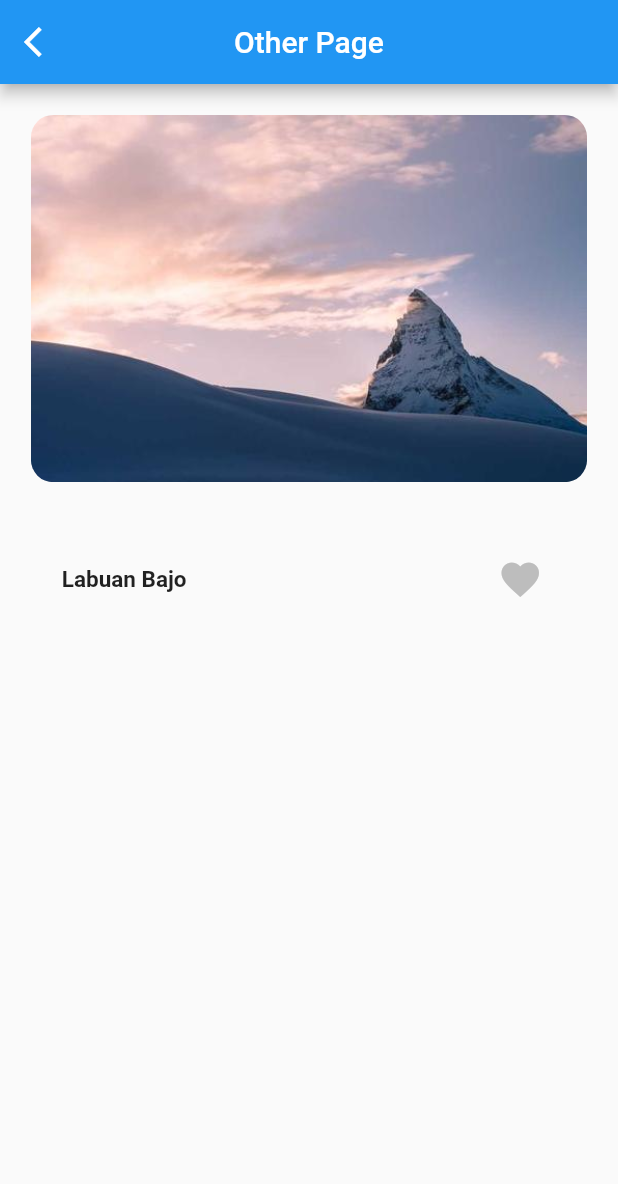
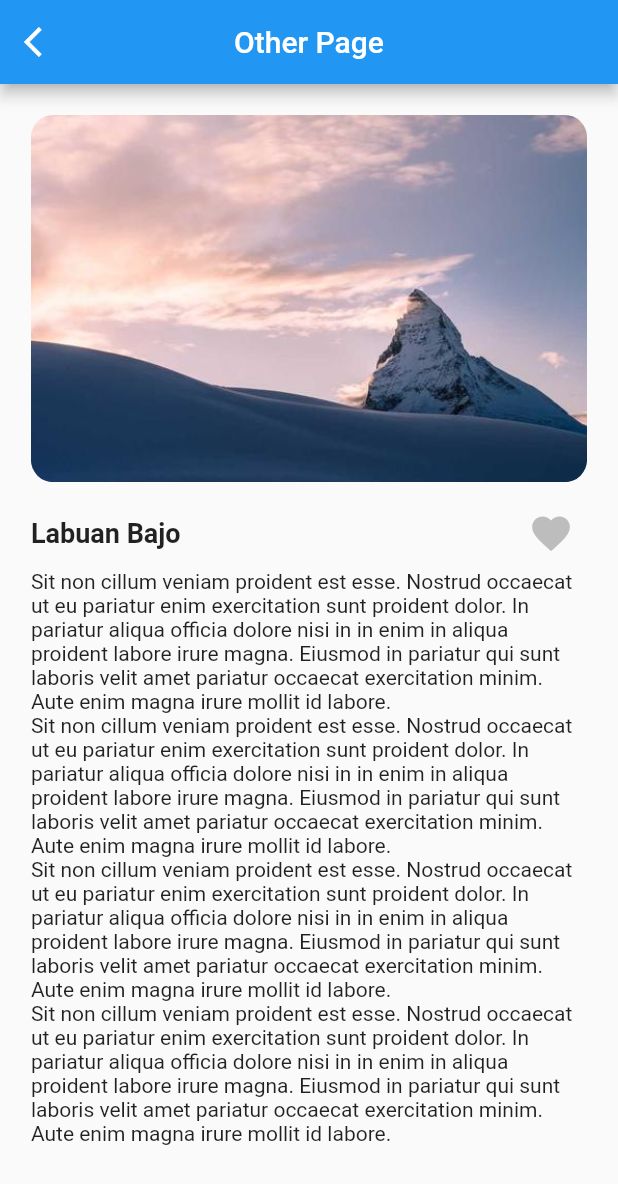
Before and after one commit to 0x1m4o/Flutter-Animation, a Flutter app: the screen it shows after launch, after a tap on "Other", on a phone screen of 412 x 824 dp. Shown: the top 1184 px of the screen. Run offline on Flutter 3.47's test engine with Material 2 defaults, Android fonts, the phone set to English and light mode, and no system bars; our stand-ins replace get.

```diff
--- /dev/null
+++ b/lib/app/data/models/dataModels.dart
@@ -0,0 +1,7 @@
+class DataModels {
+  String? title;
+  String? description;
+  String? img;
+
+  DataModels({this.title, this.description, this.img});
+}
--- /dev/null
+++ b/lib/app/data/models/tileModels.dart
@@ -0,0 +1,7 @@
+class TileModels {
+  String? title;
+  String? img;
+  String? route;
+
+  TileModels({this.title, this.img, this.route});
+}
--- a/lib/app/data/partials/drawer_screen.dart
+++ b/lib/app/data/partials/drawer_screen.dart
@@ -1,16 +1,70 @@
 import 'package:flutter/material.dart';
+import 'package:flutter_animation/app/data/models/tileModels.dart';
 import 'package:flutter_animation/app/modules/home/controllers/home_controller.dart';
 import 'package:flutter_animation/app/data/partials/drawer_tile.dart';
 import 'package:flutter_animation/app/routes/app_pages.dart';
 import 'package:get/get.dart';
 
-class DrawerScreen extends StatelessWidget {
-  const DrawerScreen({
+class DrawerScreen extends StatefulWidget {
+  DrawerScreen({
     super.key,
     required this.controllers,
   });
 
   final HomeController controllers;
+
+  @override
+  State<DrawerScreen> createState() => _DrawerScreenState();
+}
+
+class _DrawerScreenState extends State<DrawerScreen>
+    with SingleTickerProviderStateMixin {
+  List<TileModels> _tileList = [];
+  late AnimationController _animationController;
+  late Animation<Offset> _animation;
+
+  final GlobalKey<AnimatedListState> _listKey = GlobalKey<AnimatedListState>();
+
+  // Tween<Offset> _offset = Tween(begin: Offset(-1, 0), end: Offset(0, 0));
+
+  @override
+  void initState() {
+    super.initState();
+    _animationController = AnimationController(
+      vsync: this,
+      duration: Duration(milliseconds: 800),
+    )..forward();
+    _animation = Tween<Offset>(
+      begin: Offset(-1, 0),
+      end: Offset(0, 0),
+    ).animate(CurvedAnimation(
+      parent: _animationController,
+      curve: Curves.easeInOut,
+    ));
+    WidgetsBinding.instance.addPostFrameCallback((_) {
+      _addTile();
+    });
+  }
+
+  void _addTile() {
+    var _data = [
+      TileModels(title: 'Home', img: 'home.jpg', route: '${Routes.HOME}'),
+      TileModels(title: 'Other', img: 'other.jpg', route: '${Routes.OTHER}'),
+    ];
+    Future ft = Future(() {});
+    _data.forEach((data) {
+      ft = ft.then((value) {
+        return Future.delayed(
+          Duration(milliseconds: 500),
+          () {
+            _tileList.add(TileModels(
+                title: data.title, img: data.img, route: data.route));
+            _listKey.currentState?.insertItem(_tileList.length - 1);
+          },
+        );
+      });
+    });
+  }
 
   @override
   Widget build(BuildContext context) {
@@ -19,35 +73,32 @@ class DrawerScreen extends StatelessWidget {
       Container(
         height: heightMQ,
         color: Colors.grey,
-        child: SingleChildScrollView(
-          child: Column(
-            children: [
-              Padding(
-                padding: const EdgeInsets.all(8.0),
-                child: ClipRRect(
-                  borderRadius: BorderRadius.circular(10),
-                  child: DrawerTile(
-                    controllers: controllers,
-                    icon: Icons.home,
-                    msg: 'Home',
-                  ),
-                ),
-              ),
-              GestureDetector(
-                onTap: () => Get.toNamed(Routes.OTHER, arguments: 'Other'),
-                child: Padding(
-                  padding: const EdgeInsets.all(8.0),
-                  child: ClipRRect(
-                    borderRadius: BorderRadius.circular(10),
-                    child: DrawerTile(
-                      controllers: controllers,
-                      icon: Icons.dashboard_customize_sharp,
-                      msg: 'Other',
+        child: Obx(
+          () => AnimatedContainer(
+            duration: Duration(milliseconds: 500),
+            color: Colors.grey,
+            width: Get.find<HomeController>().width.value.toDouble(),
+            height: heightMQ,
+            child: AnimatedList(
+                key: _listKey,
+                initialItemCount: _tileList.length,
+                itemBuilder: (context, index, animation) {
+                  final data = _tileList[index];
+                  return SlideTransition(
+                    position: _animation,
+                    child: GestureDetector(
+                      onTap: () => Get.toNamed(data.route!),
+                      child: Container(
+                        margin: const EdgeInsets.all(8.0),
+                        child: DrawerTile(
+                          controllers: Get.find<HomeController>(),
+                          icon: data.img,
+                          msg: data.title,
+                        ),
+                      ),
                     ),
-                  ),
-                ),
-              ),
-            ],
+                  );
+                }),
           ),
         ),
       ),
--- a/lib/app/data/partials/drawer_tile.dart
+++ b/lib/app/data/partials/drawer_tile.dart
@@ -11,35 +11,19 @@ class DrawerTile extends StatelessWidget {
   });
 
   final HomeController controllers;
-  final IconData? icon;
+  final String? icon;
   final String? msg;
 
   @override
   Widget build(BuildContext context) {
     return Obx(() => Stack(children: [
-          AnimatedContainer(
-            duration: Duration(milliseconds: 500),
-            color: controllers.color.value,
-            width: controllers.width.value.toDouble(),
-            child: Container(
-              alignment: Alignment.centerLeft,
-              child: Padding(
-                padding: const EdgeInsets.all(14),
-                child: Container(
-                  child: ClipRRect(
-                    borderRadius: BorderRadius.circular(20),
-                    child: CircleAvatar(
-                      child: Hero(
-                        tag: '$msg',
-                        child: Image.asset(
-                          'assets/other.jpg',
-                          fit: BoxFit.fill,
-                        ),
-                      ),
-                      backgroundColor: Colors.grey,
-                    ),
-                  ),
-                ),
+          Hero(
+            tag: '$msg',
+            child: ClipRRect(
+              borderRadius: BorderRadius.circular(10),
+              child: Image.asset(
+                'assets/$icon',
+                fit: BoxFit.cover,
               ),
             ),
           ),
@@ -61,7 +45,7 @@ class DrawerTile extends StatelessWidget {
                   child: Opacity(
                     opacity: value,
                     child: Padding(
-                      padding: EdgeInsets.only(left: value * 10),
+                      padding: EdgeInsets.only(left: value * 5),
                       child: child,
                     ),
                   ),
--- a/lib/app/modules/home/controllers/home_controller.dart
+++ b/lib/app/modules/home/controllers/home_controller.dart
@@ -4,17 +4,17 @@ import 'package:flutter/material.dart';
 import 'package:get/get.dart';
 
 class HomeController extends GetxController {
-  var width = 70.obs;
+  var width = 75.obs;
   var margin = 0.obs;
   var opacity = 1.obs;
   Rx<Color> color = Colors.lightBlue.obs;
   void drawer() {
-    if (width.value == 70) {
+    if (width.value == 75) {
       opacity.value = 1;
       width.value = 200;
     } else {
-      width.value = 70;
-      opacity.value = 70;
+      width.value = 75;
+      opacity.value = 75;
     }
   }
 }
--- a/lib/app/modules/home/views/home_view.dart
+++ b/lib/app/modules/home/views/home_view.dart
@@ -1,12 +1,21 @@
 import 'package:flutter/material.dart';
+import 'package:flutter_animation/app/data/models/dataModels.dart';
+import 'package:flutter_animation/app/data/models/tileModels.dart';
 import 'package:flutter_animation/app/data/partials/drawer_screen.dart';
 
 import 'package:get/get.dart';
 
 import '../controllers/home_controller.dart';
+import '../../../routes/app_pages.dart';
 
-class HomeView extends StatelessWidget {
+class HomeView extends StatefulWidget {
+  @override
+  State<HomeView> createState() => _HomeViewState();
+}
+
+class _HomeViewState extends State<HomeView> {
   final homeC = Get.put(HomeController());
+
   @override
   Widget build(BuildContext context) {
     final heightQ = MediaQuery.of(context).size.height;
@@ -27,7 +36,7 @@ class HomeView extends StatelessWidget {
                       child: child,
                     );
                   },
-                )
+                ),
               ],
             ),
             DrawerScreen(controllers: homeC),
--- a/lib/app/modules/home/views/other_view.dart
+++ b/lib/app/modules/home/views/other_view.dart
@@ -1,5 +1,5 @@
 import 'package:flutter/material.dart';
-import 'package:flutter_animation/app/data/partials/drawer_screen.dart';
+import 'package:flutter_animation/app/data/models/dataModels.dart';
 import 'package:flutter_animation/app/modules/home/controllers/other_controller.dart';
 
 import 'package:get/get.dart';
@@ -16,16 +16,20 @@ class _OtherViewState extends State<OtherView>
   final otherC = Get.put(OtherController());
 
   final lastArg = Get.arguments;
-
-  @override
+  List<DataModels> _dataTiles = [];
+  final GlobalKey<AnimatedListState> _listKey = GlobalKey<AnimatedListState>();
 // Kita inisialisasi Animation Controller
   AnimationController? _controller;
 
   // lalu inisialisasi Animation untuk color tweenya
   Animation? _colorAnimation;
   Animation? _sizeAnimation;
+  Tween<Offset>? _offset;
   Animation<double>? _curve;
+  @override
   void initState() {
+    super.initState();
+
     // Buat vsync dan duration dari controllernya
     _controller =
         AnimationController(vsync: this, duration: Duration(milliseconds: 500));
@@ -49,12 +53,50 @@ class _OtherViewState extends State<OtherView>
         Get.find<OtherController>().isFav.value = false;
       }
     });
+
+    _offset = Tween(begin: Offset(1, 0), end: Offset(0, 0));
+
+    WidgetsBinding.instance.addPostFrameCallback((_) {
+      _addData();
+    });
   }
 
   @override
   void dispose() {
-    // TODO: implement dispose
+    super.dispose;
     _controller!.dispose();
+  }
+
+  _addData() {
+    var _data = [
+      DataModels(
+        title: 'Labuan Bajo',
+        description:
+            'Sit non cillum veniam proident est esse. Nostrud occaecat ut eu pariatur enim exercitation sunt proident dolor. In pariatur aliqua officia dolore nisi in in enim in aliqua proident labore irure magna. Eiusmod in pariatur qui sunt laboris velit amet pariatur occaecat exercitation minim. Aute enim magna irure mollit id labore.',
+      ),
+      DataModels(
+        title: 'Aceh',
+        description:
+            'Sit non cillum veniam proident est esse. Nostrud occaecat ut eu pariatur enim exercitation sunt proident dolor. In pariatur aliqua officia dolore nisi in in enim in aliqua proident labore irure magna. Eiusmod in pariatur qui sunt laboris velit amet pariatur occaecat exercitation minim. Aute enim magna irure mollit id labore.',
+      ),
+      DataModels(
+        title: 'Papua',
+        description:
+            'Sit non cillum veniam proident est esse. Nostrud occaecat ut eu pariatur enim exercitation sunt proident dolor. In pariatur aliqua officia dolore nisi in in enim in aliqua proident labore irure magna. Eiusmod in pariatur qui sunt laboris velit amet pariatur occaecat exercitation minim. Aute enim magna irure mollit id labore.',
+      ),
+      DataModels(
+        title: 'Jawa',
+        description:
+            'Sit non cillum veniam proident est esse. Nostrud occaecat ut eu pariatur enim exercitation sunt proident dolor. In pariatur aliqua officia dolore nisi in in enim in aliqua proident labore irure magna. Eiusmod in pariatur qui sunt laboris velit amet pariatur occaecat exercitation minim. Aute enim magna irure mollit id labore.',
+      ),
+    ];
+    _data.forEach((data) {
+      _dataTiles.add(DataModels(
+        title: data.title,
+        description: data.description,
+      ));
+      _listKey.currentState!.insertItem(_dataTiles.length - 1);
+    });
   }
 
   @override
@@ -81,14 +123,12 @@ class _OtherViewState extends State<OtherView>
                           onPressed: () => Get.back(),
                           icon: Icon(Icons.arrow_back_ios));
                 })),
-        body: Row(children: [
-          Column(
-            crossAxisAlignment: CrossAxisAlignment.start,
+        body: Column(
           children: [
             Hero(
               tag: 'Other',
               child: Padding(
-                  padding: EdgeInsets.all(widthQ * 0.05),
+                padding: EdgeInsets.only(top: widthQ * 0.05),
                 child: ClipRRect(
                   borderRadius: BorderRadius.circular(15),
                   child: Container(
@@ -107,14 +147,13 @@ class _OtherViewState extends State<OtherView>
                 tween: Tween<double>(begin: 0, end: 1),
                 child: Container(
                   width: widthQ * 0.9,
-                    padding: EdgeInsets.symmetric(horizontal: widthQ * 0.05),
                   child: Row(
                     mainAxisAlignment: MainAxisAlignment.spaceBetween,
                     children: [
                       Text(
                         'Labuan Bajo',
                         style: TextStyle(
-                              fontSize: 15, fontWeight: FontWeight.bold),
+                            fontSize: 18, fontWeight: FontWeight.bold),
                       ),
                       // Buat animation builder agar kita dapat melihat proses
                       // per perubahan. Masukan animation: dengan
@@ -141,7 +180,7 @@ class _OtherViewState extends State<OtherView>
                 duration: Duration(milliseconds: 800),
                 builder: (context, value, child) {
                   return Padding(
-                      padding: EdgeInsets.only(top: value * 20),
+                    padding: EdgeInsets.only(top: value * 10),
                     child: Opacity(
                       opacity: value,
                       child: child,
@@ -150,8 +189,25 @@ class _OtherViewState extends State<OtherView>
                 },
               ),
             ),
+            Expanded(
+              child: Padding(
+                padding: EdgeInsets.symmetric(horizontal: widthQ * 0.05),
+                child: Container(
+                  width: widthQ * 0.9,
+                  child: AnimatedList(
+                    key: _listKey,
+                    initialItemCount: _dataTiles.length,
+                    itemBuilder: (context, index, animation) {
+                      final data = _dataTiles[index];
+                      return SlideTransition(
+                          position: animation.drive(_offset!),
+                          child: Text(data.description!));
+                    },
+                  ),
+                ),
+              ),
+            )
           ],
-          ),
-        ]));
+        ));
   }
 }
```
Also changed, not shown: assets/home.jpg (added). Lines whose indentation alone changed are shown as unchanged.
